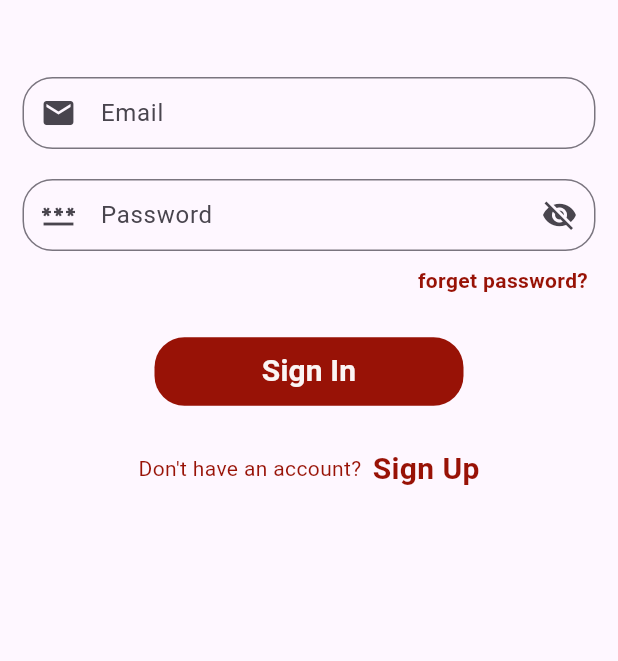
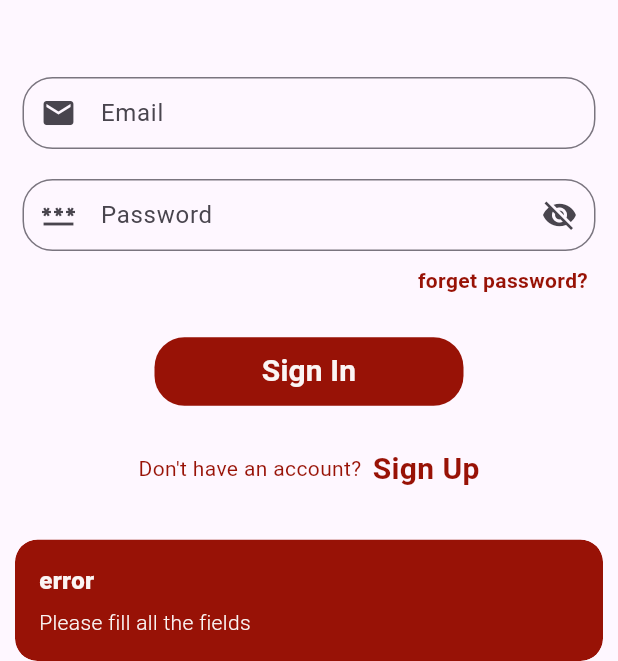
Before and after one commit to Ahmed-1016/E-Market, a Flutter app: the SigninScreen screen opened directly, after a tap on "Sign In", on a phone screen of 412 x 824 dp, the part 575-1236 px from its top. Run offline on Flutter 3.47's test engine with Material 3 defaults, Android fonts, the phone set to English and light mode, and no system bars; our stand-ins replace cloud_firestore, firebase_auth, firebase_core, flutter_easyloading, flutter_keyboard_visibility, get and 2 more; accounts and stored records are empty.

Commit message:
Add SignInController and integrate sign-in functionality in the app

```diff
--- /dev/null
+++ b/lib/controllers/sign-in-controller.dart
@@ -0,0 +1,40 @@
+// ignore_for_file: unused_field, body_might_complete_normally_nullable, file_names
+
+import 'package:cloud_firestore/cloud_firestore.dart';
+import 'package:firebase_auth/firebase_auth.dart';
+import 'package:first/utils/app-constant.dart';
+import 'package:flutter_easyloading/flutter_easyloading.dart';
+import 'package:get/get.dart';
+
+class SignInController extends GetxController {
+  final FirebaseAuth _auth = FirebaseAuth.instance;
+  final FirebaseFirestore _firestore = FirebaseFirestore.instance;
+
+  //for password visibility
+  var isPasswordVisible = true.obs;
+
+  Future<UserCredential?> signInMethod(
+    String useremail,
+    String userpassword,
+  ) async {
+    try {
+      EasyLoading.show(status: "please wait...");
+      UserCredential userCredential = await _auth.signInWithEmailAndPassword(
+        email: useremail,
+        password: userpassword,
+      );
+
+      EasyLoading.dismiss();
+      return userCredential;
+    } on FirebaseAuthException catch (e) {
+      EasyLoading.dismiss();
+      Get.snackbar(
+        'Error',
+        e.message.toString(),
+        snackPosition: SnackPosition.BOTTOM,
+        backgroundColor: AppConstant.appSecondaryColor,
+        colorText: AppConstant.appTextColor,
+      );
+    }
+  }
+}
--- a/lib/main.dart
+++ b/lib/main.dart
@@ -9,7 +9,7 @@ void main() async {
   WidgetsFlutterBinding.ensureInitialized();
   await Firebase.initializeApp(
     options: DefaultFirebaseOptions.currentPlatform,
-);
+  );
   runApp(const MyApp());
 }
 
@@ -20,10 +20,9 @@ class MyApp extends StatelessWidget {
   @override
   Widget build(BuildContext context) {
     return GetMaterialApp(
-      debugShowCheckedModeBanner:false,
+      debugShowCheckedModeBanner: false,
       title: 'E-Market',
       theme: ThemeData(
-
         colorScheme: ColorScheme.fromSeed(seedColor: Colors.deepPurple),
         useMaterial3: true,
       ),
--- a/lib/screens/auth-panel/sign-in-screen.dart
+++ b/lib/screens/auth-panel/sign-in-screen.dart
@@ -1,6 +1,9 @@
-// ignore_for_file: file_names, avoid_unnecessary_containers
+// ignore_for_file: avoid_unnecessary_containers, file_names
 
+import 'package:firebase_auth/firebase_auth.dart';
+import 'package:first/controllers/sign-in-controller.dart';
 import 'package:first/screens/auth-panel/sign-up-screen.dart';
+import 'package:first/screens/user-panel/main-screen.dart';
 import 'package:first/utils/app-constant.dart';
 import 'package:flutter/material.dart';
 import 'package:flutter_keyboard_visibility/flutter_keyboard_visibility.dart';
@@ -15,6 +18,10 @@ class SigninScreen extends StatefulWidget {
 }
 
 class _SigninScreenState extends State<SigninScreen> {
+  final SignInController signInController = Get.put(SignInController());
+  TextEditingController useremail = TextEditingController();
+  TextEditingController userpassword = TextEditingController();
+
   @override
   Widget build(BuildContext context) {
     return KeyboardVisibilityBuilder(builder: (context, iskeyboradvisible) {
@@ -30,15 +37,15 @@ class _SigninScreenState extends State<SigninScreen> {
         body: SingleChildScrollView(
           child: Container(
             child: Column(
-              children: [SizedBox(height: Get.height/30),
+              children: [
+                SizedBox(height: Get.height / 30),
                 iskeyboradvisible
                     ? const Text(
                         "Wecome to my app",
                         style: TextStyle(
                             color: AppConstant.appSecondaryColor,
                             fontWeight: FontWeight.bold,
-                        fontSize: 20
-                      ),
+                            fontSize: 20),
                       )
                     : Column(
                         children: [
@@ -55,6 +62,7 @@ class _SigninScreenState extends State<SigninScreen> {
                   child: Padding(
                     padding: const EdgeInsets.all(10.0),
                     child: TextFormField(
+                      controller: useremail,
                       cursorColor: AppConstant.appSecondaryColor,
                       keyboardType: TextInputType.emailAddress,
                       decoration: InputDecoration(
@@ -74,13 +82,24 @@ class _SigninScreenState extends State<SigninScreen> {
                   width: Get.width,
                   child: Padding(
                       padding: const EdgeInsets.all(10.0),
-                    child: TextFormField(
+                      child: Obx(
+                        () => TextFormField(
+                          controller: userpassword,
+                          obscureText: signInController.isPasswordVisible.value,
                           cursorColor: AppConstant.appSecondaryColor,
                           keyboardType: TextInputType.visiblePassword,
                           decoration: InputDecoration(
                             hintText: "Password",
                             prefixIcon: const Icon(Icons.password),
-                        suffixIcon: const Icon(Icons.visibility_off),
+                            suffixIcon: GestureDetector(
+                              onTap: () {
+                                signInController.isPasswordVisible.toggle();
+                              },
+                              child: Icon(
+                                  signInController.isPasswordVisible.value
+                                      ? Icons.visibility_off
+                                      : Icons.visibility),
+                            ),
                             contentPadding:
                                 const EdgeInsets.only(top: 2.0, left: 8.0),
                             border: OutlineInputBorder(
@@ -88,7 +107,7 @@ class _SigninScreenState extends State<SigninScreen> {
                             ),
                           ),
                         ),
-                  ),
+                      )),
                 ),
                 Container(
                   margin: const EdgeInsets.symmetric(horizontal: 20),
@@ -109,7 +128,48 @@ class _SigninScreenState extends State<SigninScreen> {
                         color: AppConstant.appSecondaryColor,
                         borderRadius: BorderRadius.circular(20)),
                     child: TextButton(
-                      onPressed: () {},
+                      onPressed: () async {
+                        String email = useremail.text.trim();
+                        String password = userpassword.text.trim();
+
+                        if (email.isEmpty || password.isEmpty) {
+                          Get.snackbar("error", "Please fill all the fields",
+                              snackPosition: SnackPosition.BOTTOM,
+                              backgroundColor: AppConstant.appSecondaryColor,
+                              colorText: AppConstant.appTextColor);
+                        } else {
+                          UserCredential? userCredential =
+                              await signInController.signInMethod(
+                                  email, password);
+                          if (userCredential != null) {
+
+                            if (userCredential.user!.emailVerified) {
+                              Get.snackbar("Success", "Login Successfully!",
+                                  snackPosition: SnackPosition.BOTTOM,
+                                  backgroundColor:
+                                      AppConstant.appSecondaryColor,
+                                  colorText: AppConstant.appTextColor);
+                                  Get.offAll(()=> const Mainscreen());
+                            } else {
+                              Get.snackbar(
+                                "error",
+                                "Please verify your email",
+                                snackPosition: SnackPosition.BOTTOM,
+                                backgroundColor: AppConstant.appSecondaryColor,
+                                colorText: AppConstant.appTextColor,
+                              );
+                            }
+                          } else {
+                            Get.snackbar(
+                              "error",
+                              "Email or password is incorrect",
+                              snackPosition: SnackPosition.BOTTOM,
+                              backgroundColor: AppConstant.appSecondaryColor,
+                              colorText: AppConstant.appTextColor,
+                            );
+                          }
+                        }
+                      },
                       child: const Text(
                         "Sign In",
                         style: TextStyle(
@@ -135,7 +195,8 @@ class _SigninScreenState extends State<SigninScreen> {
                         "Sign Up",
                         style: TextStyle(
                             color: AppConstant.appSecondaryColor,
-                            fontWeight: FontWeight.bold,fontSize: 20),
+                            fontWeight: FontWeight.bold,
+                            fontSize: 20),
                       ),
                     ),
                   ],
--- a/lib/screens/user-panel/main-screen.dart
+++ b/lib/screens/user-panel/main-screen.dart
@@ -1,5 +1,6 @@
-// ignore_for_file: file_names, prefer_const_constructors
+// ignore_for_file: file_names, prefer_const_constructors, no_leading_underscores_for_local_identifiers
 
+import 'package:firebase_auth/firebase_auth.dart';
 import 'package:first/screens/auth-panel/welcome-screen.dart';
 import 'package:first/utils/app-constant.dart';
 import 'package:flutter/material.dart';
@@ -30,6 +31,8 @@ class Mainscreen extends StatelessWidget {
           GestureDetector(
             onTap: ( )async{
               GoogleSignIn googleSignIn = GoogleSignIn();
+              FirebaseAuth _auth = FirebaseAuth.instance;
+              await _auth.signOut();
              await googleSignIn.signOut();
               Get.offAll(()=>WelcomeScreen());
             },
```
Lines whose indentation alone changed are shown as unchanged.
